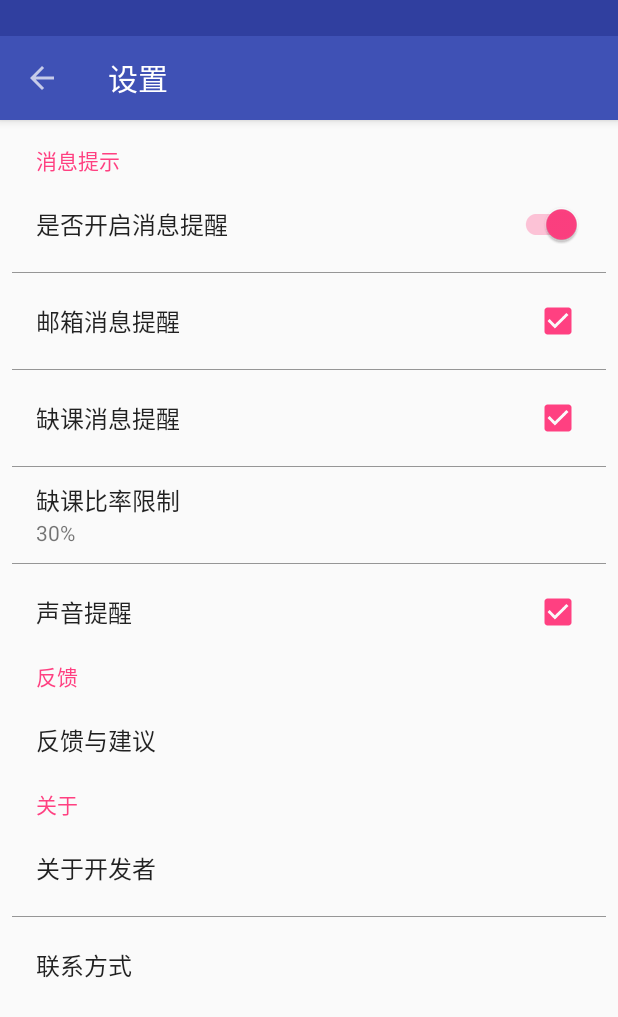
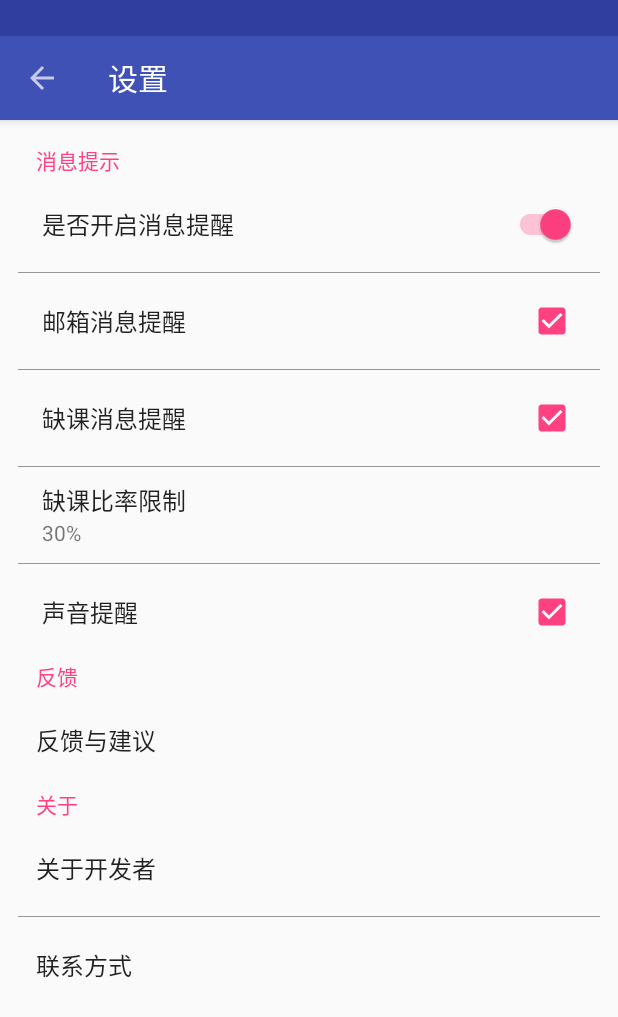
Before and after one commit to gdutrdc/SignIn, an Android app: the StdMainActivity screen opened directly, with no data from a screen before it, after a tap on "邮件信息", on a phone screen of 412 x 824 dp. Shown: the top 1017 px of the screen. Run offline under Robolectric (Android 15) with nearby library versions, the light colour scheme and no system bars; our stand-ins replace Volley; network calls fail; 7 statements that could not run were skipped; 1 other tap on this screen came first.

Commit message:
fixed any divider

```diff
--- a/app/src/main/java/com/rdc/signin/ui/common/AbsMainActivity.java
+++ b/app/src/main/java/com/rdc/signin/ui/common/AbsMainActivity.java
@@ -60,7 +60,7 @@ public abstract class AbsMainActivity extends ToolbarActivity {
 		drawerLayout = UIUtils.findView(this, R.id.main_container);
 
 		recyclerView.setLayoutManager(new LinearLayoutManager(this));
-		recyclerView.addItemDecoration(new DividerItemDecoration(this, DividerItemDecoration.VERTICAL_LIST));
+		recyclerView.addItemDecoration(new DividerItemDecoration(this, getResources().getDrawable(R.drawable.divider)));
 		initRecyclerView(recyclerView);
 
 		swipeRefreshLayout.setColorSchemeColors(Color.BLUE, Color.RED, Color.GREEN);
--- a/app/src/main/java/com/rdc/signin/ui/teacher/TchStudentListActivity.java
+++ b/app/src/main/java/com/rdc/signin/ui/teacher/TchStudentListActivity.java
@@ -14,6 +14,7 @@ import com.rdc.signin.net.teacher.GetCurStudents;
 import com.rdc.signin.net.teacher.GetStudentList;
 import com.rdc.signin.ui.adapter.TchStudentListAdapter;
 import com.rdc.signin.ui.common.ToolbarActivity;
+import com.rdc.signin.ui.widget.DividerItemDecoration;
 import com.rdc.signin.utils.DialogUtils;
 import com.rdc.signin.utils.JSONUtils;
 import com.rdc.signin.utils.UIUtils;
@@ -57,6 +58,7 @@ public class TchStudentListActivity extends ToolbarActivity {
 				setTitle(R.string.list_had_sign_in);
 				break;
 		}
+		mRecyclerView.addItemDecoration(new DividerItemDecoration(this,getResources().getDrawable(R.drawable.divider)));
 		mRecyclerView.setAdapter(adapter);
 
 		mSwipeRefreshLayout.setOnRefreshListener(new SwipeRefreshLayout.OnRefreshListener() {
--- a/app/src/main/java/com/rdc/signin/ui/widget/DividerItemDecoration.java
+++ b/app/src/main/java/com/rdc/signin/ui/widget/DividerItemDecoration.java
@@ -7,86 +7,88 @@ import android.graphics.Rect;
 import android.graphics.drawable.Drawable;
 import android.support.v7.widget.LinearLayoutManager;
 import android.support.v7.widget.RecyclerView;
+import android.util.AttributeSet;
 import android.view.View;
 
+import com.rdc.signin.utils.UIUtils;
+
 /**
- * Created by seasonyuu on 15/9/22.
+ * forked from:https://gist.github.com/fatfingers/233abbae200b5e87297b
  */
 public class DividerItemDecoration extends RecyclerView.ItemDecoration {
 
-	private static final int[] ATTRS = new int[]{
-			android.R.attr.listDivider
-	};
-
-	public static final int HORIZONTAL_LIST = LinearLayoutManager.HORIZONTAL;
-
-	public static final int VERTICAL_LIST = LinearLayoutManager.VERTICAL;
-
 	private Drawable mDivider;
 
-	private int mOrientation;
+	private int dividerMargin;
 
-	public DividerItemDecoration(Context context, int orientation) {
-		final TypedArray a = context.obtainStyledAttributes(ATTRS);
+	public DividerItemDecoration(Context context, AttributeSet attrs) {
+		final TypedArray a = context.obtainStyledAttributes(attrs, new int[]{android.R.attr.listDivider});
 		mDivider = a.getDrawable(0);
 		a.recycle();
-		setOrientation(orientation);
+
+		dividerMargin = (int) UIUtils.convertDpToPixel(16, context);
 	}
 
-	public void setOrientation(int orientation) {
-		if (orientation != HORIZONTAL_LIST && orientation != VERTICAL_LIST) {
-			throw new IllegalArgumentException("invalid orientation");
-		}
-		mOrientation = orientation;
+	public DividerItemDecoration(Context context, Drawable divider) {
+		mDivider = divider;
+
+		dividerMargin = (int) UIUtils.convertDpToPixel(16, context);
 	}
 
 	@Override
-	public void onDraw(Canvas c, RecyclerView parent) {
-		if (mOrientation == VERTICAL_LIST) {
-			drawVertical(c, parent);
-		} else {
-			drawHorizontal(c, parent);
+	public void getItemOffsets(Rect outRect, View view, RecyclerView parent, RecyclerView.State state) {
+		super.getItemOffsets(outRect, view, parent, state);
+		if (mDivider == null) return;
+		if (parent.getChildPosition(view) < 1) return;
+
+		if (getOrientation(parent) == LinearLayoutManager.VERTICAL)
+			outRect.top = mDivider.getIntrinsicHeight();
+		else outRect.left = mDivider.getIntrinsicWidth();
+	}
+
+	@Override
+	public void onDrawOver(Canvas c, RecyclerView parent) {
+		if (mDivider == null) {
+			super.onDrawOver(c, parent);
+			return;
+		}
+
+		if (getOrientation(parent) == LinearLayoutManager.VERTICAL) {
+			final int left = parent.getPaddingLeft();
+			final int right = parent.getWidth() - parent.getPaddingRight();
+			final int childCount = parent.getChildCount();
+
+			for (int i = 1; i < childCount; i++) {
+				final View child = parent.getChildAt(i);
+				final RecyclerView.LayoutParams params = (RecyclerView.LayoutParams) child.getLayoutParams();
+				final int size = mDivider.getIntrinsicHeight();
+				final int top = child.getTop() - params.topMargin;
+				final int bottom = top + size;
+				mDivider.setBounds(left + dividerMargin, top, right - dividerMargin, bottom);
+				mDivider.draw(c);
+			}
+		} else { //horizontal
+			final int top = parent.getPaddingTop();
+			final int bottom = parent.getHeight() - parent.getPaddingBottom();
+			final int childCount = parent.getChildCount();
+
+			for (int i = 1; i < childCount; i++) {
+				final View child = parent.getChildAt(i);
+				final RecyclerView.LayoutParams params = (RecyclerView.LayoutParams) child.getLayoutParams();
+				final int size = mDivider.getIntrinsicWidth();
+				final int left = child.getLeft() - params.leftMargin;
+				final int right = left + size;
+				mDivider.setBounds(left, top + dividerMargin, right, bottom - dividerMargin);
+				mDivider.draw(c);
+			}
 		}
 	}
 
-	public void drawVertical(Canvas c, RecyclerView parent) {
-		final int left = parent.getPaddingLeft();
-		final int right = parent.getWidth() - parent.getPaddingRight();
-
-		final int childCount = parent.getChildCount();
-		for (int i = 0; i < childCount; i++) {
-			final View child = parent.getChildAt(i);
-			final RecyclerView.LayoutParams params = (RecyclerView.LayoutParams) child
-					.getLayoutParams();
-			final int top = child.getBottom() + params.bottomMargin;
-			final int bottom = top + mDivider.getIntrinsicHeight();
-			mDivider.setBounds(left + 20, top, right, bottom - 20);
-			mDivider.draw(c);
-		}
-	}
-
-	public void drawHorizontal(Canvas c, RecyclerView parent) {
-		final int top = parent.getPaddingTop();
-		final int bottom = parent.getHeight() - parent.getPaddingBottom();
-
-		final int childCount = parent.getChildCount();
-		for (int i = 0; i < childCount; i++) {
-			final View child = parent.getChildAt(i);
-			final RecyclerView.LayoutParams params = (RecyclerView.LayoutParams) child
-					.getLayoutParams();
-			final int left = child.getRight() + params.rightMargin;
-			final int right = left + mDivider.getIntrinsicHeight();
-			mDivider.setBounds(left, top - 20, right, bottom - 20);
-			mDivider.draw(c);
-		}
-	}
-
-	@Override
-	public void getItemOffsets(Rect outRect, int itemPosition, RecyclerView parent) {
-		if (mOrientation == VERTICAL_LIST) {
-			outRect.set(0, 0, 0, mDivider.getIntrinsicHeight());
-		} else {
-			outRect.set(0, 0, mDivider.getIntrinsicWidth(), 0);
-		}
+	private int getOrientation(RecyclerView parent) {
+		if (parent.getLayoutManager() instanceof LinearLayoutManager) {
+			LinearLayoutManager layoutManager = (LinearLayoutManager) parent.getLayoutManager();
+			return layoutManager.getOrientation();
+		} else
+			throw new IllegalStateException("DividerItemDecoration can only be used with a LinearLayoutManager.");
 	}
 }
--- /dev/null
+++ b/app/src/main/res/drawable/divider.xml
@@ -0,0 +1,5 @@
+<?xml version="1.0" encoding="utf-8"?>
+<shape xmlns:android="http://schemas.android.com/apk/res/android">
+    <size android:height="0.5dp"/>
+    <solid android:color="@color/gray"/>
+</shape>
--- a/app/src/main/res/layout/tch_preference.xml
+++ b/app/src/main/res/layout/tch_preference.xml
@@ -15,8 +15,8 @@
     <FrameLayout
         android:layout_width="match_parent"
         android:layout_height="?attr/listPreferredItemHeight"
-        android:paddingLeft="8dp"
-        android:paddingRight="8dp">
+        android:paddingLeft="12dp"
+        android:paddingRight="12dp">
 
         <TextView
             android:layout_width="wrap_content"
@@ -40,16 +40,16 @@
     <View
         android:layout_width="match_parent"
         android:layout_height="0.5dp"
-        android:layout_marginLeft="8dp"
-        android:layout_marginRight="8dp"
+        android:layout_marginLeft="12dp"
+        android:layout_marginRight="12dp"
         android:background="#6000"/>
 
     <FrameLayout
         android:id="@+id/tch_settings_email"
         android:layout_width="match_parent"
         android:layout_height="?attr/listPreferredItemHeight"
-        android:layout_marginLeft="8dp"
-        android:layout_marginRight="8dp"
+        android:layout_marginLeft="12dp"
+        android:layout_marginRight="12dp"
         android:background="?attr/selectableItemBackground"
         android:clickable="true">
 
@@ -75,16 +75,16 @@
     <View
         android:layout_width="match_parent"
         android:layout_height="0.5dp"
-        android:layout_marginLeft="8dp"
-        android:layout_marginRight="8dp"
+        android:layout_marginLeft="12dp"
+        android:layout_marginRight="12dp"
         android:background="#6000"/>
 
     <FrameLayout
         android:id="@+id/tch_settings_absence"
         android:layout_width="match_parent"
         android:layout_height="?attr/listPreferredItemHeight"
-        android:layout_marginLeft="8dp"
-        android:layout_marginRight="8dp"
+        android:layout_marginLeft="12dp"
+        android:layout_marginRight="12dp"
         android:background="?attr/selectableItemBackground"
         android:clickable="true">
 
@@ -111,16 +111,16 @@
     <View
         android:layout_width="match_parent"
         android:layout_height="0.5dp"
-        android:layout_marginLeft="8dp"
-        android:layout_marginRight="8dp"
+        android:layout_marginLeft="12dp"
+        android:layout_marginRight="12dp"
         android:background="#6000"/>
 
     <LinearLayout
         android:id="@+id/tch_settings_absence_percent"
         android:layout_width="match_parent"
         android:layout_height="?attr/listPreferredItemHeight"
-        android:layout_marginLeft="8dp"
-        android:layout_marginRight="8dp"
+        android:layout_marginLeft="12dp"
+        android:layout_marginRight="12dp"
         android:background="?attr/selectableItemBackground"
         android:clickable="true"
         android:gravity="center_vertical"
@@ -149,16 +149,16 @@
     <View
         android:layout_width="match_parent"
         android:layout_height="0.5dp"
-        android:layout_marginLeft="8dp"
-        android:layout_marginRight="8dp"
+        android:layout_marginLeft="12dp"
+        android:layout_marginRight="12dp"
         android:background="#6000"/>
 
     <FrameLayout
         android:id="@+id/tch_settings_sound"
         android:layout_width="match_parent"
         android:layout_height="?attr/listPreferredItemHeight"
-        android:layout_marginLeft="8dp"
-        android:layout_marginRight="8dp"
+        android:layout_marginLeft="12dp"
+        android:layout_marginRight="12dp"
         android:background="?attr/selectableItemBackground"
         android:clickable="true">
 
@@ -225,8 +225,8 @@
     <View
         android:layout_width="match_parent"
         android:layout_height="0.5dp"
-        android:layout_marginLeft="8dp"
-        android:layout_marginRight="8dp"
+        android:layout_marginLeft="12dp"
+        android:layout_marginRight="12dp"
         android:background="#6000"/>
 
     <TextView
```
Also changed, not shown: app/src/main/res/layout/std_preference.xml (+20 -20 lines).
